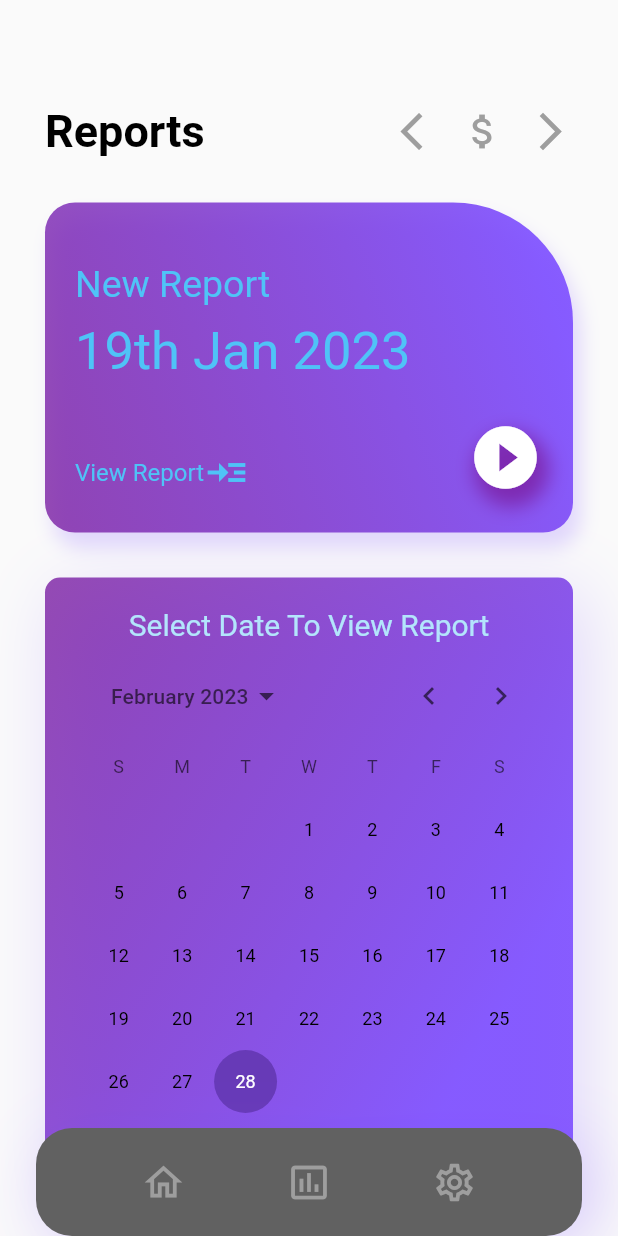
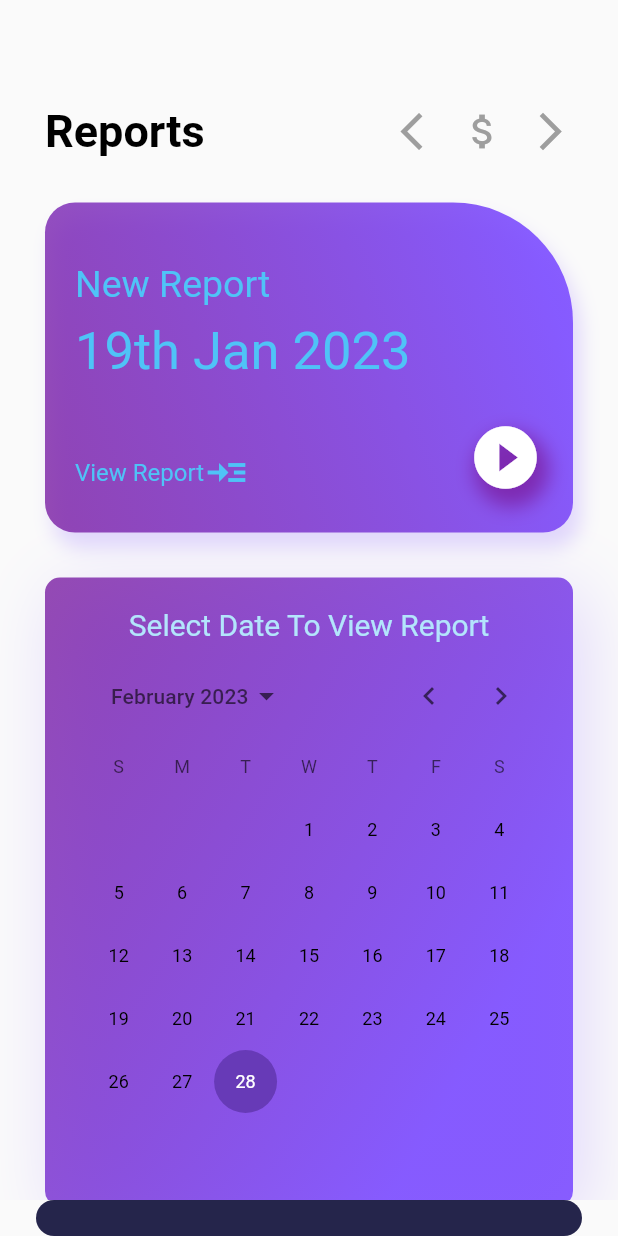
Before and after one commit to JosephLahiru/mcms_app, a Flutter app: the Reports screen opened directly, on a phone screen of 412 x 824 dp. Run offline on Flutter 3.47's test engine with Material 2 defaults, Android fonts, the phone set to English and light mode, and no system bars; our stand-ins replace rive.

Commit message:
nav bar basic

```diff
--- a/lib/assets/color.dart
+++ b/lib/assets/color.dart
@@ -36,9 +36,16 @@ class AppColors {
   static const Color transparentBlack = Color(0x80000000);
   static const Color transparentGrey = Color(0x809E9E9E);
   static const Color transparentRed = Color(0x80D32F2F);
+  static const Color transparentGreen = Color(0x80388E3C);
+  static const Color transparentYellow = Color(0x80FBC02D);
+  static const Color transparentBlue = Color(0x801976D2);
   static const Color gradientpurplefirst = Color(0xFF7B1FA2);
   static const Color gradientpurplesecond = Color(0xFF7C4DFF);
   static const Color gradientpurplethird = Color(0xFF651FFF);
   static const Color gradientpurplefourth = Color(0xFF6200EA);
   static const Color gradientpurplefifth = Color(0xFF7C4DFF);
+  static const Color backgroundColor2 = Color(0xFF17203A);
+  static const Color backgroundColorLight = Color(0xFFF2F6FF);
+  static const Color backgroundColorDark = Color(0xFF25254B);
+  static const Color shadowColorLight = Color(0xFF4A5367);
 }
--- a/lib/screens/reports.dart
+++ b/lib/screens/reports.dart
@@ -1,5 +1,7 @@
 import 'package:flutter/material.dart';
 import 'package:mcms_app/assets/color.dart' as color;
+import 'package:rive/rive.dart';
+import 'package:flutter/src/painting/gradient.dart' as flutter_gradient;
 
 class Reports extends StatelessWidget {
   const Reports({Key? key}) : super(key: key);
@@ -10,7 +12,8 @@ class Reports extends StatelessWidget {
     final textColor = colorScheme.brightness == Brightness.dark ? Colors.white : Colors.black;
 
     return Scaffold(
-        body: Container(
+        body: SingleChildScrollView(
+          child: Container(
             padding: const EdgeInsets.only(top: 70.0, left: 30.0, right: 30.0),
             child: Column(
               children: [
@@ -42,7 +45,7 @@ class Reports extends StatelessWidget {
                   width: MediaQuery.of(context).size.width,
                   height: 220,
                   decoration: BoxDecoration(
-                  gradient: LinearGradient(
+                    gradient: flutter_gradient.LinearGradient(
                       begin: Alignment.bottomLeft,
                       end: Alignment.centerRight,
                       colors: [
@@ -132,7 +135,7 @@ class Reports extends StatelessWidget {
                 Container(
                   width: MediaQuery.of(context).size.width,
                   decoration: BoxDecoration(
-                  gradient: LinearGradient(
+                    gradient: flutter_gradient.LinearGradient(
                       begin: Alignment.topLeft,
                       end: Alignment.centerRight,
                       colors: [
@@ -184,54 +187,19 @@ class Reports extends StatelessWidget {
               ],
             ),
           ),
+        ),
         bottomNavigationBar: SafeArea(
           child: Container(
             padding: const EdgeInsets.all(12),
             margin: const EdgeInsets.symmetric(horizontal: 24),
             decoration: BoxDecoration(
-            color: color.AppColors.darkGrey,
+              color: color.AppColors.backgroundColorDark,
               borderRadius: BorderRadius.all(Radius.circular(24),),
-            boxShadow: [
-              BoxShadow(
-                color: color.AppColors.gradientpurplesecond.withOpacity(0.2),
-                blurRadius: 40,
-                offset: Offset(8, 10),
-              ),
-            ],
             ),
             child: Row(
               mainAxisAlignment: MainAxisAlignment.spaceEvenly,
               children: [
-              IconButton(
-                onPressed: () {
-                  Navigator.pushNamed(context, '/dashboard');
-                },
-                icon: Icon(
-                  Icons.home_outlined,
-                  color: color.AppColors.grey,
-                  size: 30.0,
-                ),
-              ),
-              IconButton(
-                onPressed: () {
-                  Navigator.pushNamed(context, '/reports');
-                },
-                icon: Icon(
-                  Icons.insert_chart_outlined,
-                  color: color.AppColors.grey,
-                  size: 30.0,
-                ),
-              ),
-              IconButton(
-                onPressed: () {
-                  Navigator.pushNamed(context, '/settings');
-                },
-                icon: Icon(
-                  Icons.settings_outlined,
-                  color: color.AppColors.grey,
-                  size: 30.0,
-                ),
-              ),
+
               ],
             ),
           ),
--- a/pubspec.yaml
+++ b/pubspec.yaml
@@ -65,6 +65,7 @@ flutter:
   # To add assets to your application, add an assets section, like this:
   assets:
     - assets/images/
+    - assets/RiveAssets/
 
   # An image asset can refer to one or more resolution-specific "variants", see
   # https://flutter.dev/assets-and-images/#resolution-aware
```
Also changed, not shown: pubspec.lock, 14 other files. Lines whose indentation alone changed are shown as unchanged.
